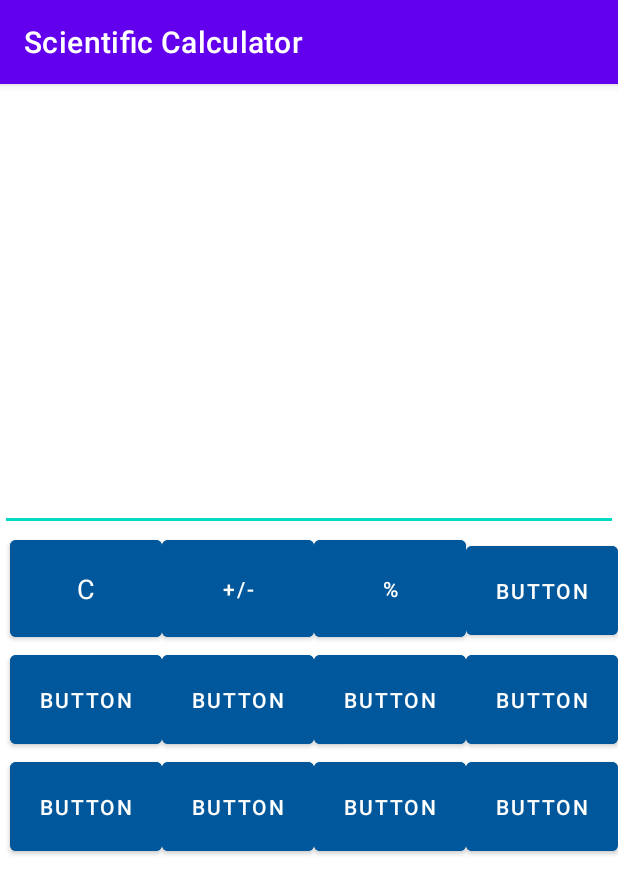
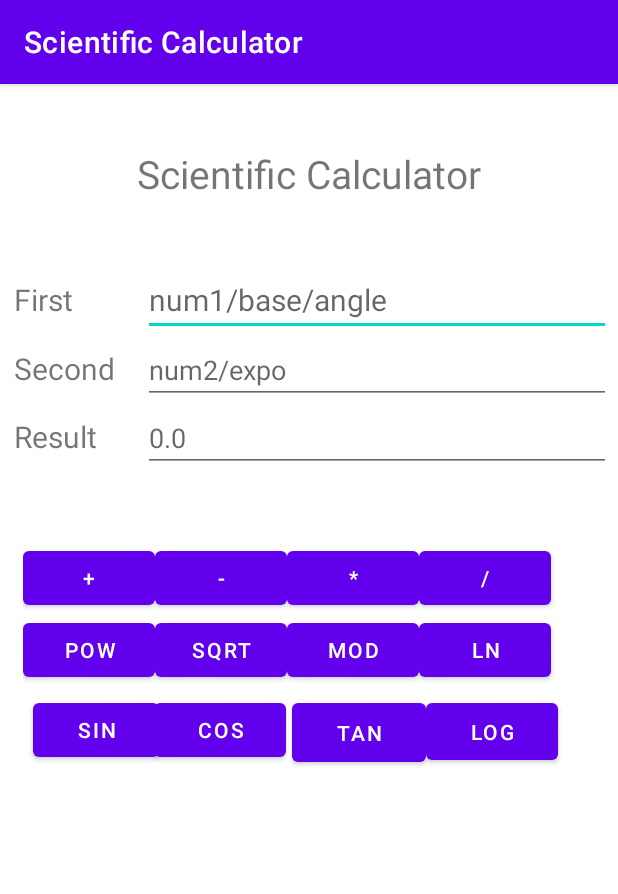
Before and after one commit to vaarunx/learning-android, an Android app: the screen it shows after launch (MainActivity), on a phone screen of 412 x 824 dp. Shown: the top 894 px of the screen. Run offline under Robolectric (Android 15) with nearby library versions, the phone set to English and light mode, and no system bars.

Commit message:
Fixed Errors

```diff
--- a/ScientificCalculator/app/src/main/java/com/example/scientificcalculator/MainActivity.java
+++ b/ScientificCalculator/app/src/main/java/com/example/scientificcalculator/MainActivity.java
@@ -3,12 +3,127 @@ package com.example.scientificcalculator;
 import androidx.appcompat.app.AppCompatActivity;
 
 import android.os.Bundle;
+import android.view.View;
+import android.widget.Button;
+import android.widget.EditText;
 
-public class MainActivity extends AppCompatActivity {
+public class MainActivity extends AppCompatActivity implements View.OnClickListener {
+
+    EditText num1, num2, num3;
+    Button btn1, btn2, btn3, btn4, btn5, btn6, btn7, btn8, btn9, btn10, btn11, btn12;
 
     @Override
     protected void onCreate(Bundle savedInstanceState) {
         super.onCreate(savedInstanceState);
         setContentView(R.layout.activity_main);
+
+        num1 = findViewById(R.id.num1);
+        num2 = findViewById(R.id.num2);
+        num3 = findViewById(R.id.num3);
+
+        btn1 = findViewById(R.id.btn1);
+        btn2 = findViewById(R.id.btn2);
+        btn3 = findViewById(R.id.btn3);
+        btn4 = findViewById(R.id.btn4);
+        btn5 = findViewById(R.id.btn5);
+        btn6 = findViewById(R.id.btn6);
+        btn7 = findViewById(R.id.btn7);
+        btn8 = findViewById(R.id.btn8);
+        btn9 = findViewById(R.id.btn9);
+        btn10 = findViewById(R.id.btn10);
+        btn11 = findViewById(R.id.btn11);
+        btn12 = findViewById(R.id.btn12);
+
+        btn1.setOnClickListener(this);
+        btn2.setOnClickListener(this);
+        btn3.setOnClickListener(this);
+        btn4.setOnClickListener(this);
+        btn5.setOnClickListener(this);
+        btn6.setOnClickListener(this);
+        btn7.setOnClickListener(this);
+        btn8.setOnClickListener(this);
+        btn9.setOnClickListener(this);
+        btn10.setOnClickListener(this);
+        btn11.setOnClickListener(this);
+        btn12.setOnClickListener(this);
+    }
+
+    //@Override
+    public void onClick(View view){
+
+        if(view==btn1){
+            Float n1 = Float.parseFloat(num1.getText().toString());
+            Float n2 = Float.parseFloat(num2.getText().toString());
+            float n3 = n1 + n2;
+            num3.setText(String.valueOf(n3));
+        }
+        if(view==btn2){
+            Float n1 = Float.parseFloat(num1.getText().toString());
+            Float n2 = Float.parseFloat(num2.getText().toString());
+            float n3 = n1 - n2;
+            num3.setText(String.valueOf(n3));
+        }
+        if(view==btn3){
+            Float n1 = Float.parseFloat(num1.getText().toString());
+            Float n2 = Float.parseFloat(num2.getText().toString());
+            float n3 = n1*n2;
+            num3.setText(String.valueOf(n3));
+        }
+        if(view==btn4){
+            Float n1 = Float.parseFloat(num1.getText().toString());
+            Float n2 = Float.parseFloat(num2.getText().toString());
+            float n3 = n1/n2;
+            num3.setText(String.valueOf(n3));
+        }
+        if(view==btn5){
+            //pow
+            float n1 = Float.parseFloat(num1.getText().toString());
+            float n2 = Float.parseFloat(num2.getText().toString());
+            double n3 = Math.pow(n1,n2);
+            num3.setText(String.valueOf(n3));
+        }
+        if(view==btn6){
+            //sqrt
+            float n1 = Float.parseFloat(num1.getText().toString());
+            double n3 = Math.sqrt(n1);
+            num3.setText(String.valueOf(n3));
+        }
+        if(view==btn7){
+            //mod
+            Float n1 = Float.parseFloat(num1.getText().toString());
+            Float n2 = Float.parseFloat(num2.getText().toString());
+            float n3 = n1%n2;
+            num3.setText(String.valueOf(n3));
+        }
+        if(view==btn8){
+            //ln - log
+            float n1 = Float.parseFloat(num1.getText().toString());
+            double n3 = Math.log(n1);
+            num3.setText(String.valueOf(n3));
+        }
+        if(view==btn9){
+            //sin
+            float n1 = Float.parseFloat(num1.getText().toString());
+            double n3 = Math.sin(n1);
+            num3.setText(String.valueOf(n3));
+        }
+        if(view==btn10){
+            //cos
+            float n1 = Float.parseFloat(num1.getText().toString());
+            double n3 = Math.cos(n1);
+            num3.setText(String.valueOf(n3));
+        }
+        if(view==btn11){
+            //tan
+            float n1 = Float.parseFloat(num1.getText().toString());
+            double n3 = Math.tan(n1);
+            num3.setText(String.valueOf(n3));
+        }
+        if(view==btn12){
+            //log - log10
+            float n1 = Float.parseFloat(num1.getText().toString());
+            double n3 = Math.log10(n1);
+            num3.setText(String.valueOf(n3));
+        }
     }
 }
--- a/ScientificCalculator/app/src/main/res/layout/activity_main.xml
+++ b/ScientificCalculator/app/src/main/res/layout/activity_main.xml
@@ -1,226 +1,217 @@
 <?xml version="1.0" encoding="utf-8"?>
-<LinearLayout xmlns:android="http://schemas.android.com/apk/res/android"
+<androidx.constraintlayout.widget.ConstraintLayout xmlns:android="http://schemas.android.com/apk/res/android"
     xmlns:app="http://schemas.android.com/apk/res-auto"
     xmlns:tools="http://schemas.android.com/tools"
     android:layout_width="match_parent"
     android:layout_height="match_parent"
-    android:orientation="vertical"
-    tools:context=".MainActivity" >
+    tools:context=".MainActivity">
+
+    <TextView
+        android:id="@+id/tv1"
+        android:layout_width="wrap_content"
+        android:layout_height="wrap_content"
+        android:text="Scientific Calculator"
+        android:textSize="26sp"
+        app:layout_constraintBottom_toBottomOf="parent"
+        app:layout_constraintEnd_toEndOf="parent"
+        app:layout_constraintStart_toStartOf="parent"
+        app:layout_constraintTop_toTopOf="parent"
+        app:layout_constraintVertical_bias="0.057" />
+
+    <TableLayout
+        android:id="@+id/tl1"
+        android:layout_width="394dp"
+        android:layout_height="155dp"
+        android:layout_marginTop="120dp"
+        app:layout_constraintEnd_toEndOf="parent"
+        app:layout_constraintStart_toStartOf="parent"
+        app:layout_constraintTop_toTopOf="parent">
+
+        <TableRow
+            android:layout_width="match_parent"
+            android:layout_height="match_parent">
+
+            <TextView
+                android:id="@+id/tv2"
+                android:layout_width="86dp"
+                android:layout_height="45dp"
+                android:text="First"
+                android:textSize="20sp" />
 
             <EditText
-        android:id="@+id/editTextNumber2"
+                android:id="@+id/num1"
+                android:layout_width="334dp"
+                android:layout_height="wrap_content"
+                android:ems="10"
+                android:hint="num1/base/angle"
+                android:inputType="numberSigned"
+                android:textSize="20sp"
+                tools:ignore="SpeakableTextPresentCheck" />
+        </TableRow>
+
+        <TableRow
             android:layout_width="match_parent"
-        android:layout_height="298dp"
+            android:layout_height="match_parent">
+
+            <TextView
+                android:id="@+id/tv3"
+                android:layout_width="wrap_content"
+                android:layout_height="wrap_content"
+                android:text="Second"
+                android:textSize="20sp" />
+
+            <EditText
+                android:id="@+id/num2"
+                android:layout_width="wrap_content"
+                android:layout_height="wrap_content"
                 android:ems="10"
-        android:inputType="number"
-        tools:ignore="SpeakableTextPresentCheck" />
+                android:hint="num2/expo"
+                android:inputType="numberSigned"
+                tools:ignore="TouchTargetSizeCheck" />
+        </TableRow>
 
-    <LinearLayout android:orientation="horizontal"
+        <TableRow
+            android:layout_width="match_parent"
+            android:layout_height="match_parent">
+
+            <TextView
+                android:id="@+id/tv4"
                 android:layout_width="wrap_content"
-        android:layout_height="wrap_content">
-        android:id="@+id/button"
+                android:layout_height="wrap_content"
+                android:text="Result"
+                android:textSize="20sp" />
+
+            <EditText
+                android:id="@+id/num3"
+                android:layout_width="wrap_content"
+                android:layout_height="wrap_content"
+                android:ems="10"
+                android:hint="0.0"
+                android:inputType="numberSigned"
+                tools:ignore="TouchTargetSizeCheck" />
+        </TableRow>
+
+    </TableLayout>
+
+    <TableLayout
+        android:id="@+id/tl2"
+        android:layout_width="388dp"
+        android:layout_height="101dp"
+        app:layout_constraintBottom_toBottomOf="parent"
+        app:layout_constraintEnd_toEndOf="parent"
+        app:layout_constraintHorizontal_bias="0.64"
+        app:layout_constraintStart_toStartOf="parent"
+        app:layout_constraintTop_toBottomOf="@+id/tl1"
+        app:layout_constraintVertical_bias="0.077">
+
+        <TableRow
             android:layout_width="match_parent"
-        android:layout_height="wrap_content"
-        android:text="Button" />
+            android:layout_height="match_parent">
 
             <Button
-            android:id="@+id/resetbtn"
-            android:layout_width="101dp"
+                android:id="@+id/btn1"
+                android:layout_width="wrap_content"
                 android:layout_height="wrap_content"
-            android:layout_marginLeft="10px"
-            android:backgroundTint="#01579B"
-            android:includeFontPadding="true"
-            android:padding="20dp"
-            android:paddingHorizontal="15dp"
-            android:paddingStart="10dp"
-            android:paddingLeft="39dp"
-            android:paddingTop="45dp"
-            android:paddingEnd="10dp"
-            android:paddingRight="48dp"
-            android:paddingBottom="24dp"
-            android:text="C"
-            android:textAppearance="@style/TextAppearance.AppCompat.Medium" />
+                android:text="+" />
 
             <Button
-            android:id="@+id/changesymbolbtn"
-            android:layout_width="101dp"
-            android:layout_height="match_parent"
-            android:backgroundTint="#01579B"
-            android:padding="20dp"
-            android:paddingHorizontal="15dp"
-            android:paddingStart="10dp"
-            android:paddingLeft="10dp"
-            android:paddingTop="10dp"
-            android:paddingEnd="10dp"
-            android:paddingRight="48dp"
-            android:paddingBottom="24dp"
-            android:text="+/-" />
+                android:id="@+id/btn2"
+                android:layout_width="wrap_content"
+                android:layout_height="wrap_content"
+                android:text="-" />
 
             <Button
-            android:id="@+id/modulobtn"
-            android:layout_width="101dp"
-            android:layout_height="match_parent"
-            android:backgroundTint="#01579B"
-            android:padding="20dp"
-            android:paddingHorizontal="15dp"
-            android:paddingStart="10dp"
-            android:paddingLeft="10dp"
-            android:paddingTop="10dp"
-            android:paddingEnd="10dp"
-            android:paddingRight="48dp"
-            android:paddingBottom="24dp"
-            android:text="%" />
+                android:id="@+id/btn3"
+                android:layout_width="wrap_content"
+                android:layout_height="wrap_content"
+                android:text="*" />
 
             <Button
-            android:id="@+id/button5"
-            android:layout_width="101dp"
-            android:layout_height="wrap_content"
-            android:backgroundTint="#01579B"
-            android:padding="20dp"
-            android:paddingHorizontal="15dp"
-            android:paddingStart="10dp"
-            android:paddingLeft="10dp"
-            android:paddingTop="10dp"
-            android:paddingEnd="10dp"
-            android:paddingRight="48dp"
-            android:paddingBottom="24dp"
-            android:text="Button" />
-    </LinearLayout>
+                android:id="@+id/btn4"
+                android:layout_width="wrap_content"
+                android:layout_height="match_parent"
+                android:text="/" />
+        </TableRow>
 
-    <LinearLayout
+        <TableRow
             android:layout_width="match_parent"
-        android:layout_height="wrap_content"
-        android:orientation="horizontal">
+            android:layout_height="match_parent">
 
             <Button
-            android:id="@+id/button6"
-            android:layout_width="101dp"
+                android:id="@+id/btn5"
+                android:layout_width="wrap_content"
                 android:layout_height="wrap_content"
-            android:layout_marginLeft="10px"
-            android:backgroundTint="#01579B"
-            android:includeFontPadding="true"
-            android:padding="20dp"
-            android:paddingHorizontal="15dp"
-            android:paddingStart="10dp"
-            android:paddingLeft="39dp"
-            android:paddingTop="45dp"
-            android:paddingEnd="10dp"
-            android:paddingRight="48dp"
-            android:paddingBottom="24dp"
-            android:text="Button" />
+                android:text="pow" />
 
             <Button
-            android:id="@+id/button7"
-            android:layout_width="101dp"
+                android:id="@+id/btn6"
+                android:layout_width="wrap_content"
                 android:layout_height="wrap_content"
-            android:backgroundTint="#01579B"
-            android:padding="20dp"
-            android:paddingHorizontal="15dp"
-            android:paddingStart="10dp"
-            android:paddingLeft="10dp"
-            android:paddingTop="10dp"
-            android:paddingEnd="10dp"
-            android:paddingRight="48dp"
-            android:paddingBottom="24dp"
-            android:text="Button" />
+                android:text="sqrt" />
 
             <Button
-            android:id="@+id/button8"
-            android:layout_width="101dp"
+                android:id="@+id/btn7"
+                android:layout_width="wrap_content"
                 android:layout_height="wrap_content"
-            android:backgroundTint="#01579B"
-            android:padding="20dp"
-            android:paddingHorizontal="15dp"
-            android:paddingStart="10dp"
-            android:paddingLeft="10dp"
-            android:paddingTop="10dp"
-            android:paddingEnd="10dp"
-            android:paddingRight="48dp"
-            android:paddingBottom="24dp"
-            android:text="Button" />
+                android:text="mod" />
 
             <Button
-            android:id="@+id/button9"
-            android:layout_width="101dp"
+                android:id="@+id/btn8"
+                android:layout_width="wrap_content"
                 android:layout_height="wrap_content"
-            android:backgroundTint="#01579B"
-            android:padding="20dp"
-            android:paddingHorizontal="15dp"
-            android:paddingStart="10dp"
-            android:paddingLeft="10dp"
-            android:paddingTop="10dp"
-            android:paddingEnd="10dp"
-            android:paddingRight="48dp"
-            android:paddingBottom="24dp"
-            android:text="Button" />
-    </LinearLayout>
+                android:text="ln" />
 
-    <LinearLayout
-        android:layout_width="match_parent"
-        android:layout_height="match_parent"
-        android:orientation="horizontal">
+        </TableRow>
+
+    </TableLayout>
 
     <Button
-            android:id="@+id/button10"
-            android:layout_width="101dp"
-            android:layout_height="wrap_content"
-            android:layout_marginLeft="10px"
-            android:backgroundTint="#01579B"
-            android:includeFontPadding="true"
-            android:padding="20dp"
-            android:paddingHorizontal="15dp"
-            android:paddingStart="10dp"
-            android:paddingLeft="39dp"
-            android:paddingTop="45dp"
-            android:paddingEnd="10dp"
-            android:paddingRight="48dp"
-            android:paddingBottom="24dp"
-            android:text="Button" />
+        android:id="@+id/btn9"
+        android:layout_width="84dp"
+        android:layout_height="48dp"
+        android:text="sin"
+        app:layout_constraintBottom_toBottomOf="parent"
+        app:layout_constraintEnd_toEndOf="parent"
+        app:layout_constraintHorizontal_bias="0.067"
+        app:layout_constraintStart_toStartOf="parent"
+        app:layout_constraintTop_toBottomOf="@+id/tl2"
+        app:layout_constraintVertical_bias="0.0" />
 
     <Button
-            android:id="@+id/button11"
-            android:layout_width="101dp"
+        android:id="@+id/btn10"
+        android:layout_width="wrap_content"
         android:layout_height="wrap_content"
-            android:backgroundTint="#01579B"
-            android:padding="20dp"
-            android:paddingHorizontal="15dp"
-            android:paddingStart="10dp"
-            android:paddingLeft="10dp"
-            android:paddingTop="10dp"
-            android:paddingEnd="10dp"
-            android:paddingRight="48dp"
-            android:paddingBottom="24dp"
-            android:text="Button" />
+        android:layout_marginEnd="4dp"
+        android:text="cos"
+        app:layout_constraintBottom_toBottomOf="parent"
+        app:layout_constraintEnd_toStartOf="@+id/btn11"
+        app:layout_constraintHorizontal_bias="1.0"
+        app:layout_constraintStart_toStartOf="parent"
+        app:layout_constraintTop_toBottomOf="@+id/tl2"
+        app:layout_constraintVertical_bias="0.0" />
 
     <Button
-            android:id="@+id/button12"
-            android:layout_width="101dp"
-            android:layout_height="wrap_content"
-            android:backgroundTint="#01579B"
-            android:padding="20dp"
-            android:paddingHorizontal="15dp"
-            android:paddingStart="10dp"
-            android:paddingLeft="10dp"
-            android:paddingTop="10dp"
-            android:paddingEnd="10dp"
-            android:paddingRight="48dp"
-            android:paddingBottom="24dp"
-            android:text="Button" />
+        android:id="@+id/btn11"
+        android:layout_width="89dp"
+        android:layout_height="51dp"
+        android:text="tan"
+        app:layout_constraintBottom_toBottomOf="parent"
+        app:layout_constraintEnd_toEndOf="parent"
+        app:layout_constraintHorizontal_bias="0.604"
+        app:layout_constraintStart_toStartOf="parent"
+        app:layout_constraintTop_toBottomOf="@+id/tl2"
+        app:layout_constraintVertical_bias="0.0" />
 
     <Button
-            android:id="@+id/button13"
-            android:layout_width="101dp"
-            android:layout_height="wrap_content"
-            android:backgroundTint="#01579B"
-            android:padding="20dp"
-            android:paddingHorizontal="15dp"
-            android:paddingStart="10dp"
-            android:paddingLeft="10dp"
-            android:paddingTop="10dp"
-            android:paddingEnd="10dp"
-            android:paddingRight="48dp"
-            android:paddingBottom="24dp"
-            android:text="Button" />
-    </LinearLayout>
+        android:id="@+id/btn12"
+        android:layout_width="88dp"
+        android:layout_height="50dp"
+        android:text="log"
+        app:layout_constraintBottom_toBottomOf="parent"
+        app:layout_constraintEnd_toEndOf="parent"
+        app:layout_constraintHorizontal_bias="0.0"
+        app:layout_constraintStart_toEndOf="@+id/btn11"
+        app:layout_constraintTop_toBottomOf="@+id/tl2"
+        app:layout_constraintVertical_bias="0.0" />
 
-</LinearLayout>
+</androidx.constraintlayout.widget.ConstraintLayout>
```
Lines whose indentation alone changed are shown as unchanged.
